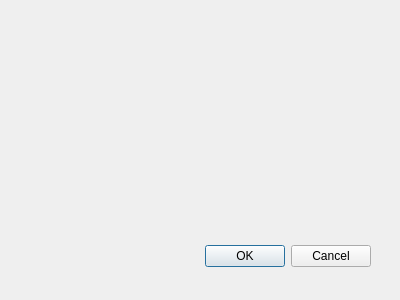
The window that dialogaddrobot.ui (evster-coder/IndustrialRobotSystem) describes before a commit, drawn with Qt 5.
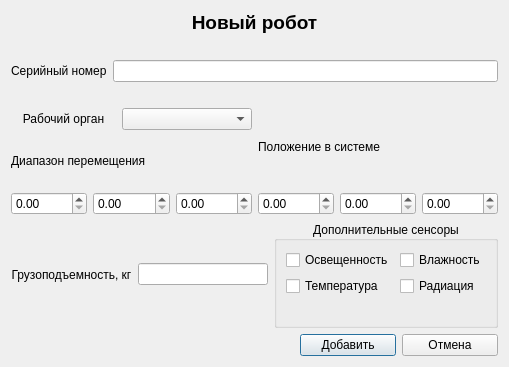
The same window after the commit.

Commit message: window 'add robot' was designed

```diff
--- a/dialogaddrobot.ui
+++ b/dialogaddrobot.ui
@@ -8,29 +8,275 @@
    <rect>
     <x>0</x>
     <y>0</y>
-    <width>400</width>
-    <height>300</height>
+    <width>495</width>
+    <height>367</height>
    </rect>
   </property>
   <property name="windowTitle">
    <string>Dialog</string>
   </property>
-  <widget class="QDialogButtonBox" name="buttonBox">
-   <property name="geometry">
-    <rect>
-     <x>30</x>
-     <y>240</y>
-     <width>341</width>
-     <height>32</height>
-    </rect>
-   </property>
-   <property name="orientation">
-    <enum>Qt::Horizontal</enum>
-   </property>
-   <property name="standardButtons">
-    <set>QDialogButtonBox::Cancel|QDialogButtonBox::Ok</set>
-   </property>
-  </widget>
+  <layout class="QVBoxLayout" name="verticalLayout_4">
+   <item>
+    <widget class="QLabel" name="labelTitulAddRobot">
+     <property name="sizePolicy">
+      <sizepolicy hsizetype="Preferred" vsizetype="Fixed">
+       <horstretch>0</horstretch>
+       <verstretch>0</verstretch>
+      </sizepolicy>
+     </property>
+     <property name="font">
+      <font>
+       <pointsize>14</pointsize>
+       <weight>75</weight>
+       <bold>true</bold>
+      </font>
+     </property>
+     <property name="text">
+      <string>Новый робот</string>
+     </property>
+     <property name="alignment">
+      <set>Qt::AlignCenter</set>
+     </property>
+    </widget>
+   </item>
+   <item>
+    <spacer name="verticalSpacer_2">
+     <property name="orientation">
+      <enum>Qt::Vertical</enum>
+     </property>
+     <property name="sizeType">
+      <enum>QSizePolicy::Fixed</enum>
+     </property>
+     <property name="sizeHint" stdset="0">
+      <size>
+       <width>20</width>
+       <height>20</height>
+      </size>
+     </property>
+    </spacer>
+   </item>
+   <item>
+    <layout class="QHBoxLayout" name="horizontalLayout_4">
+     <item>
+      <widget class="QLabel" name="labelSerialNumber">
+       <property name="text">
+        <string>Серийный номер</string>
+       </property>
+      </widget>
+     </item>
+     <item>
+      <widget class="QLineEdit" name="lineSerialNumber"/>
+     </item>
+    </layout>
+   </item>
+   <item>
+    <spacer name="verticalSpacer">
+     <property name="orientation">
+      <enum>Qt::Vertical</enum>
+     </property>
+     <property name="sizeType">
+      <enum>QSizePolicy::Fixed</enum>
+     </property>
+     <property name="sizeHint" stdset="0">
+      <size>
+       <width>20</width>
+       <height>20</height>
+      </size>
+     </property>
+    </spacer>
+   </item>
+   <item>
+    <layout class="QHBoxLayout" name="horizontalLayout_8">
+     <item>
+      <layout class="QVBoxLayout" name="verticalLayout_3">
+       <item>
+        <layout class="QHBoxLayout" name="horizontalLayout_3">
+         <item>
+          <widget class="QLabel" name="labelExecutiveUnit">
+           <property name="text">
+            <string>Рабочий орган</string>
+           </property>
+           <property name="alignment">
+            <set>Qt::AlignCenter</set>
+           </property>
+          </widget>
+         </item>
+         <item>
+          <widget class="QComboBox" name="comboBoxExecutiveUnit">
+           <property name="sizePolicy">
+            <sizepolicy hsizetype="Fixed" vsizetype="Fixed">
+             <horstretch>0</horstretch>
+             <verstretch>0</verstretch>
+            </sizepolicy>
+           </property>
+           <property name="minimumSize">
+            <size>
+             <width>130</width>
+             <height>0</height>
+            </size>
+           </property>
+          </widget>
+         </item>
+        </layout>
+       </item>
+       <item>
+        <layout class="QVBoxLayout" name="verticalLayout_2">
+         <item>
+          <widget class="QLabel" name="labelRange">
+           <property name="text">
+            <string>Диапазон перемещения</string>
+           </property>
+          </widget>
+         </item>
+         <item>
+          <layout class="QHBoxLayout" name="horizontalLayout_7">
+           <item>
+            <widget class="QDoubleSpinBox" name="doubleSpinBoxRangeX"/>
+           </item>
+           <item>
+            <widget class="QDoubleSpinBox" name="doubleSpinBoxRangeY"/>
+           </item>
+           <item>
+            <widget class="QDoubleSpinBox" name="doubleSpinBoxRangeZ"/>
+           </item>
+          </layout>
+         </item>
+        </layout>
+       </item>
+      </layout>
+     </item>
+     <item>
+      <layout class="QVBoxLayout" name="verticalLayout">
+       <item>
+        <widget class="QLabel" name="label">
+         <property name="text">
+          <string>Положение в системе</string>
+         </property>
+        </widget>
+       </item>
+       <item>
+        <layout class="QHBoxLayout" name="horizontalLayout_6">
+         <item>
+          <widget class="QDoubleSpinBox" name="doubleSpinBoxPosX"/>
+         </item>
+         <item>
+          <widget class="QDoubleSpinBox" name="doubleSpinBoxPosY"/>
+         </item>
+         <item>
+          <widget class="QDoubleSpinBox" name="doubleSpinBoxPosZ"/>
+         </item>
+        </layout>
+       </item>
+      </layout>
+     </item>
+    </layout>
+   </item>
+   <item>
+    <layout class="QHBoxLayout" name="horizontalLayout_5">
+     <item>
+      <layout class="QHBoxLayout" name="horizontalLayout_2">
+       <item>
+        <widget class="QLabel" name="labelRobotCapacity">
+         <property name="text">
+          <string>Грузоподъемность, кг</string>
+         </property>
+         <property name="alignment">
+          <set>Qt::AlignCenter</set>
+         </property>
+        </widget>
+       </item>
+       <item>
+        <widget class="QLineEdit" name="lineRobotCapacity">
+         <property name="sizePolicy">
+          <sizepolicy hsizetype="Fixed" vsizetype="Fixed">
+           <horstretch>0</horstretch>
+           <verstretch>0</verstretch>
+          </sizepolicy>
+         </property>
+         <property name="minimumSize">
+          <size>
+           <width>130</width>
+           <height>0</height>
+          </size>
+         </property>
+        </widget>
+       </item>
+      </layout>
+     </item>
+     <item>
+      <widget class="QGroupBox" name="groupBox">
+       <property name="title">
+        <string>Дополнительные сенсоры</string>
+       </property>
+       <property name="alignment">
+        <set>Qt::AlignCenter</set>
+       </property>
+       <layout class="QFormLayout" name="formLayout">
+        <item row="1" column="1">
+         <widget class="QCheckBox" name="checkBoxWet">
+          <property name="text">
+           <string>Влажность</string>
+          </property>
+         </widget>
+        </item>
+        <item row="2" column="0">
+         <widget class="QCheckBox" name="checkBoxTemperature">
+          <property name="text">
+           <string>Температура</string>
+          </property>
+         </widget>
+        </item>
+        <item row="2" column="1">
+         <widget class="QCheckBox" name="checkBoxRadiation">
+          <property name="text">
+           <string>Радиация</string>
+          </property>
+         </widget>
+        </item>
+        <item row="1" column="0">
+         <widget class="QCheckBox" name="checkBoxLight">
+          <property name="text">
+           <string>Освещенность</string>
+          </property>
+         </widget>
+        </item>
+       </layout>
+      </widget>
+     </item>
+    </layout>
+   </item>
+   <item>
+    <layout class="QHBoxLayout" name="horizontalLayout" stretch="6,2,2">
+     <item>
+      <spacer name="horizontalSpacer">
+       <property name="orientation">
+        <enum>Qt::Horizontal</enum>
+       </property>
+       <property name="sizeHint" stdset="0">
+        <size>
+         <width>40</width>
+         <height>20</height>
+        </size>
+       </property>
+      </spacer>
+     </item>
+     <item>
+      <widget class="QPushButton" name="buttonAdd">
+       <property name="text">
+        <string>Добавить</string>
+       </property>
+      </widget>
+     </item>
+     <item>
+      <widget class="QPushButton" name="buttonClose">
+       <property name="text">
+        <string>Отмена</string>
+       </property>
+      </widget>
+     </item>
+    </layout>
+   </item>
+  </layout>
  </widget>
  <pixmapfunction/>
  <resources/>
```
Left out of the diff: 42 changed lines with no effect on the pictures. The commit also changes 3 other files.
